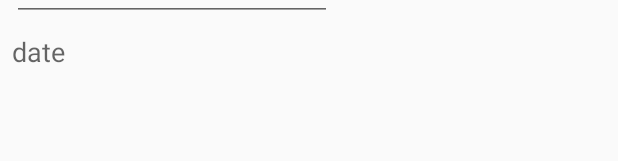
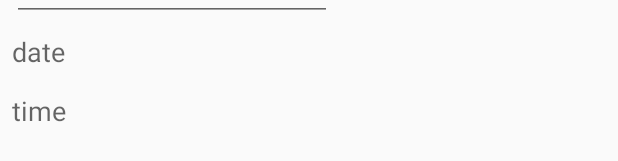
Before and after one commit to Hestvik-Dymbe/bookish-tribble, an Android app: the layout activity_add_task.xml on its own in the app's theme, with its tools: preview values and no code run, on a phone screen of 412 x 824 dp. Shown: the part 325-486 px from the top of the screen. Run offline under Robolectric (Android 15) with nearby library versions, the phone set to English and light mode, and no system bars.

Commit message:
Add TimePickerDialog to add_task activity

```diff
--- a/Appeen/app/src/main/res/layout/activity_add_task.xml
+++ b/Appeen/app/src/main/res/layout/activity_add_task.xml
@@ -56,7 +56,7 @@
         app:layout_constraintStart_toStartOf="parent"
         app:layout_constraintTop_toBottomOf="@+id/editText4" />
 
-    <!--TextView
+    <TextView
         android:id="@+id/timeView"
         android:layout_width="121dp"
         android:layout_height="31dp"
@@ -67,7 +67,7 @@
         android:hint="time"
         android:textSize="18sp"
         app:layout_constraintStart_toStartOf="parent"
-        app:layout_constraintTop_toBottomOf="@id/dateView" /-->
+        app:layout_constraintTop_toBottomOf="@id/dateView" />
 
 
 </android.support.constraint.ConstraintLayout>
```
Also changed, not shown: Appeen/app/src/main/java/sander/appeen/AddTask.java (+33 -0 lines).
